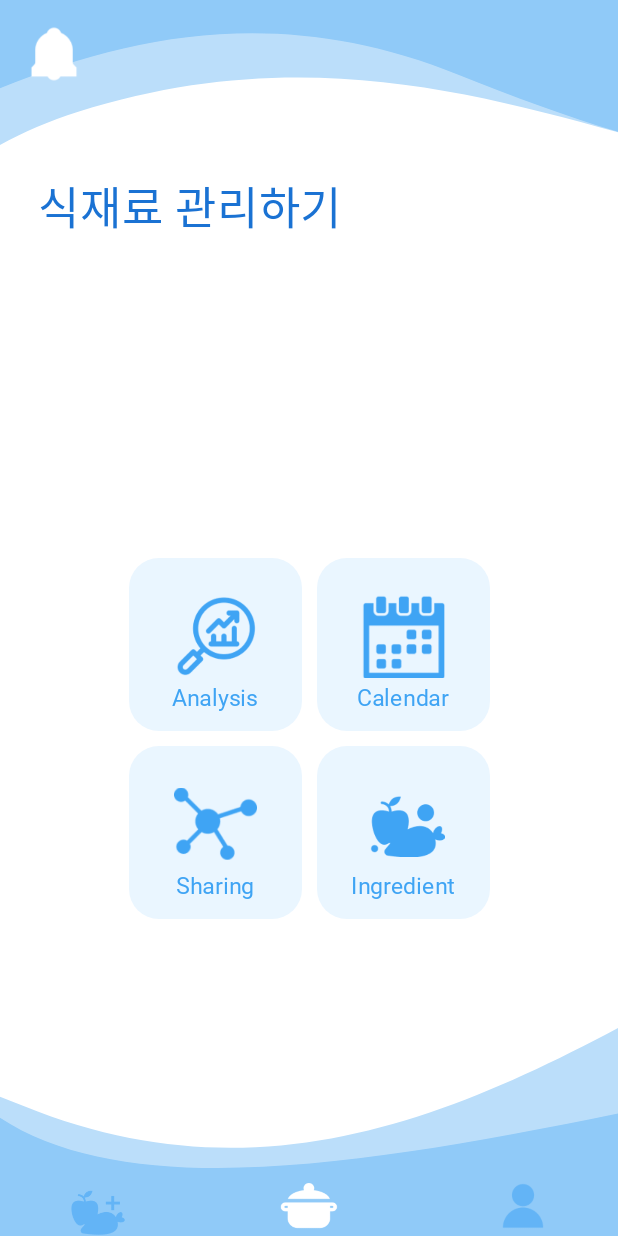
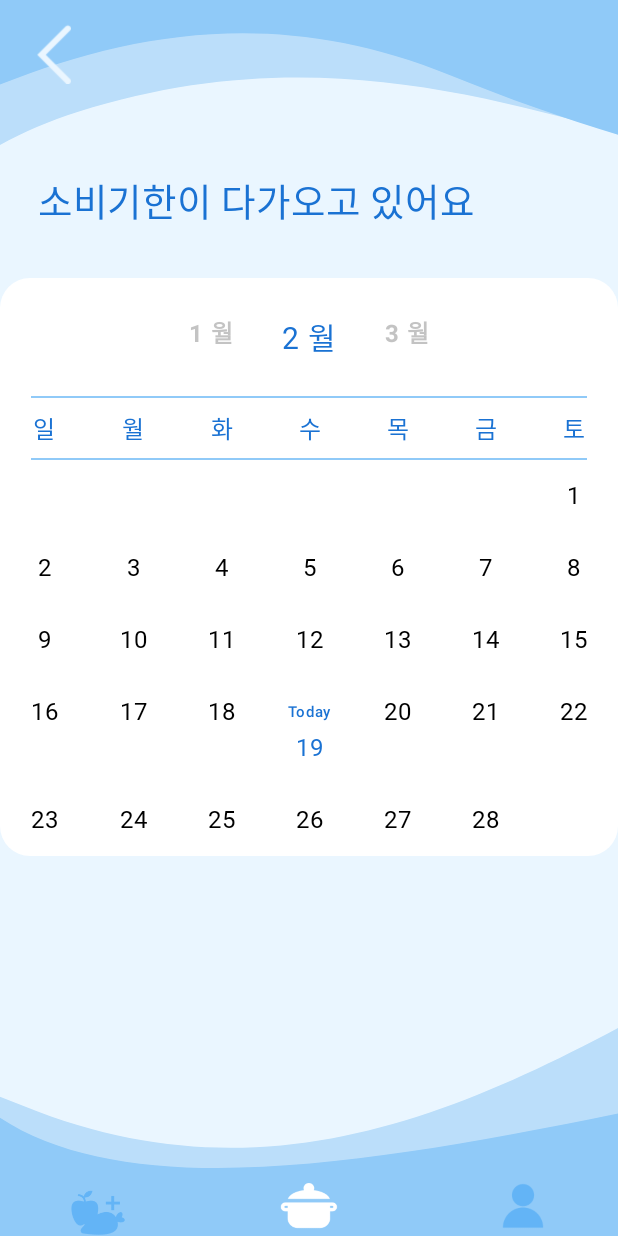
Before and after one commit to dhy257/project, an Android app built with Jetpack Compose: the MainScreen screen opened through its navigation route, after a tap on "Calendar", on a phone screen of 412 x 824 dp. Run offline under Robolectric (Android 15) with nearby library versions, the phone set to English and light mode, and no system bars; Roboto replaces fonts that are not available here.

Commit message:
feat:캘린더 화면 추가
1. 캘린더 화면 추가
2. 경로 추가 및 설정
3. 메인화면에서 캘린더 버튼 누르면 넘어가게 설정

```diff
--- /dev/null
+++ b/frontend/app/src/main/java/com/example/frontend/CalendarScreen.kt
@@ -0,0 +1,304 @@
+package com.example.frontend
+
+import androidx.activity.compose.BackHandler
+import androidx.compose.foundation.Image
+import androidx.compose.foundation.background
+import androidx.compose.foundation.clickable
+import androidx.compose.foundation.layout.*
+import androidx.compose.foundation.lazy.grid.GridCells
+import androidx.compose.foundation.lazy.grid.LazyVerticalGrid
+import androidx.compose.foundation.lazy.grid.items
+import androidx.compose.foundation.shape.RoundedCornerShape
+import androidx.compose.material3.Icon
+import androidx.compose.material3.IconButton
+import androidx.compose.material3.Text
+import androidx.compose.runtime.*
+import androidx.compose.ui.Alignment
+import androidx.compose.ui.Modifier
+import androidx.compose.ui.graphics.Color
+import androidx.compose.ui.layout.ContentScale
+import androidx.compose.ui.res.painterResource
+import androidx.compose.ui.text.font.FontWeight
+import androidx.compose.ui.tooling.preview.Preview
+import androidx.compose.ui.unit.dp
+import androidx.compose.ui.unit.sp
+import androidx.navigation.NavController
+import androidx.navigation.compose.rememberNavController
+import java.time.LocalDate
+import java.time.YearMonth
+import java.util.Calendar
+
+@Composable
+fun CalendarScreen(navController: NavController) {
+    var selectedMonth by remember { mutableStateOf(LocalDate.now().monthValue) }
+    val today = LocalDate.now()
+    val currentYear = today.year
+
+    BackHandler {
+        // 뒤로 가기 방지
+    }
+
+    Image(
+        modifier = Modifier
+            .fillMaxSize()
+            //하단 바 맞추기
+            .padding(
+                bottom = WindowInsets.navigationBars.asPaddingValues().calculateBottomPadding()
+            ),
+        painter = painterResource(R.drawable.calendar_background),
+        contentDescription = null,
+        contentScale = ContentScale.Crop
+    )
+
+    Row(
+        modifier = Modifier
+            .fillMaxWidth()
+            .padding(16.dp),
+        verticalAlignment = Alignment.CenterVertically
+    ) {
+        Image(
+            painter = painterResource(id = R.drawable.back_arrow),
+            contentDescription = "뒤로 가기",
+            modifier = Modifier
+                .size(40.dp)
+                .clickable { navController.popBackStack() }
+        )
+    }
+
+    Box {
+        Text(
+            modifier = Modifier.padding(25.dp, 115.dp),
+            text = "소비기한이 다가오고 있어요",
+            fontSize = 25.sp,
+            fontFamily = pretendard,
+            fontWeight = FontWeight(900),
+            color = Color(0xFF1A72D3)
+        )
+    }
+
+    Column(
+        modifier = Modifier.fillMaxSize(),
+        horizontalAlignment = Alignment.CenterHorizontally
+    ) {
+        Spacer(modifier = Modifier.height(185.dp))
+
+        Box(
+            modifier = Modifier
+                .fillMaxWidth()
+                .wrapContentHeight()
+                .background(color = Color.White, shape = RoundedCornerShape(size = 20.dp))
+        ) {
+            Column(
+                modifier = Modifier.fillMaxWidth(),
+                horizontalAlignment = Alignment.CenterHorizontally
+            ) {
+                // 상단 바 (월 선택)
+                CalendarHeader(selectedMonth) { newMonth ->
+                    selectedMonth = newMonth
+                }
+
+                // 요일 표시
+                DaysOfWeekHeader()
+
+                // 캘린더 날짜 표시
+                CalendarGrid(selectedMonth, currentYear, today)
+            }
+
+        }
+        Spacer(modifier = Modifier.weight(1f))
+
+        BottomNavigationBar(
+            selectedTab = "Main", onTabSelected = {
+                if (it != "Profile") { // 오른쪽 버튼은 비활성화
+                    navigateSafely(navController, it)
+                }
+            }, navController = navController
+        )
+    }
+
+}
+
+/** 캘린더 상단 (월 선택 + 오늘 날짜로 이동 버튼) */
+@Composable
+fun CalendarHeader(selectedMonth: Int, onMonthSelected: (Int) -> Unit) {
+    val today = LocalDate.now().monthValue
+    val previousMonth = if (selectedMonth == 1) 12 else selectedMonth - 1
+    val nextMonth = if (selectedMonth == 12) 1 else selectedMonth + 1
+
+    Column(
+        modifier = Modifier
+            .fillMaxWidth()
+            .padding(vertical = 8.dp),
+        horizontalAlignment = Alignment.CenterHorizontally
+    ) {
+        // "오늘 보기" 버튼 추가
+        if (selectedMonth != today) { // 현재 월이 아니면 버튼 표시
+            Box(
+                modifier = Modifier
+                    .background(Color(0xFF63B4F6), shape = RoundedCornerShape(10.dp))
+                    .clickable { onMonthSelected(today) }
+                    .padding(horizontal = 20.dp, vertical = 8.dp),
+                contentAlignment = Alignment.Center
+            ) {
+                Text(
+                    text = "오늘 보기",
+                    fontSize = 14.sp,
+                    fontFamily = pretendard,
+                    fontWeight = FontWeight.Bold,
+                    color = Color.White
+                )
+            }
+            Spacer(modifier = Modifier.height(8.dp))
+        }
+
+        Row(
+            modifier = Modifier
+                .fillMaxWidth()
+                .padding(16.dp),
+            horizontalArrangement = Arrangement.Center
+        ) {
+            // 이전 월 (불투명 처리)
+            Text(
+                text = "$previousMonth 월",
+                fontSize = 16.sp,
+                fontWeight = FontWeight.Bold,
+                color = Color.Gray.copy(alpha = 0.5f), // 반투명 처리
+                modifier = Modifier
+                    .padding(horizontal = 16.dp)
+                    .clickable { onMonthSelected(previousMonth) }
+            )
+
+            // 현재 월 (가운데 정렬)
+            Text(
+                text = "$selectedMonth 월",
+                fontSize = 20.sp,
+                fontFamily = pretendard,
+                fontWeight = FontWeight(600),
+                color = Color(0xFF1A72D3),
+                modifier = Modifier.padding(horizontal = 16.dp)
+            )
+
+            // 다음 월 (불투명 처리)
+            Text(
+                text = "$nextMonth 월",
+                fontSize = 16.sp,
+                fontWeight = FontWeight.Bold,
+                color = Color.Gray.copy(alpha = 0.5f), // 반투명 처리
+                modifier = Modifier
+                    .padding(horizontal = 16.dp)
+                    .clickable { onMonthSelected(nextMonth) }
+            )
+        }
+
+    }
+}
+
+/** 요일 표시 (일 ~ 토) */
+@Composable
+fun DaysOfWeekHeader() {
+    val daysOfWeek = listOf("일", "월", "화", "수", "목", "금", "토")
+
+    // 위쪽 선 추가
+    Box(
+        modifier = Modifier
+            .fillMaxWidth(0.9f) // 선 길이 조정
+            .height(1.dp)
+            .background(Color(0xFF90CAF8))
+    )
+
+    Row(
+        modifier = Modifier
+            .fillMaxWidth()
+            .padding(vertical = 8.dp),
+        horizontalArrangement = Arrangement.SpaceEvenly
+    ) {
+        daysOfWeek.forEach { day ->
+            Box(
+                modifier = Modifier.weight(1f),
+                contentAlignment = Alignment.Center
+            ) {
+                Text(
+                    text = day,
+                    fontSize = 16.sp,
+                    fontFamily = pretendard,
+                    fontWeight = FontWeight(600),
+                    color = Color(0xFF1A72D3)
+                )
+            }
+        }
+
+    }
+
+    // 아래쪽 선 추가
+    Box(
+        modifier = Modifier
+            .fillMaxWidth(0.9f) // 선 길이 조정
+            .height(1.dp)
+            .background(Color(0xFF90CAF8))
+    )
+}
+
+/** 캘린더 날짜 그리드 */
+@Composable
+fun CalendarGrid(selectedMonth: Int, currentYear: Int, today: LocalDate) {
+    val yearMonth = YearMonth.of(currentYear, selectedMonth)
+    val daysInMonth = yearMonth.lengthOfMonth() // 월의 일 수 자동 계산
+    val firstDayOfMonth = yearMonth.atDay(1).dayOfWeek.value % 7 // 0 = 일요일
+    val totalDays = (1..daysInMonth).map { it.toString() }.toMutableList()
+
+    repeat(firstDayOfMonth) { totalDays.add(0, "") } // 첫 요일 맞추기
+
+    LazyVerticalGrid(
+        columns = GridCells.Fixed(7),
+        modifier = Modifier.fillMaxWidth()
+    ) {
+        items(totalDays) { day ->
+            Box(
+                modifier = Modifier
+                    .wrapContentHeight()
+                    .padding(4.dp),
+                contentAlignment = Alignment.Center
+            ) {
+                if (day.isNotEmpty()) {
+                    val isToday =
+                        today.dayOfMonth.toString() == day && today.monthValue == selectedMonth
+
+                    Column(
+                        modifier = Modifier
+                            .fillMaxWidth()
+                            .padding(vertical = 8.dp),
+                        horizontalAlignment = Alignment.CenterHorizontally
+                    ) {
+
+                        // Today 라벨
+                        if (isToday) {
+                            Text(
+                                text = "Today",
+                                fontSize = 10.sp,
+                                fontWeight = FontWeight(500),
+                                color = Color(0xFF1A72D3)
+                            )
+                        }
+
+                        // 날짜 텍스트
+                        Text(
+                            text = day,
+                            fontSize = 16.sp,
+                            fontFamily = pretendard,
+                            fontWeight = FontWeight(400),
+                            color = if (isToday) Color(0xFF1A72D3) else Color.Black
+                        )
+
+
+                    }
+                }
+            }
+        }
+    }
+}
+
+@Preview(showBackground = true)
+@Composable
+fun PreviewCalendar() {
+    CalendarScreen(navController = rememberNavController())
+}
--- a/frontend/app/src/main/java/com/example/frontend/FreshCheckApp.kt
+++ b/frontend/app/src/main/java/com/example/frontend/FreshCheckApp.kt
@@ -28,5 +28,12 @@ fun FreshCheckApp() {
                 MainScreen(navController)
             }
 
+            //캘린더 화면
+            composable(Routes.CalendarScreen) {
+                CalendarScreen(navController)
+            }
+
+
+
         })
 }
--- a/frontend/app/src/main/java/com/example/frontend/MainScreen.kt
+++ b/frontend/app/src/main/java/com/example/frontend/MainScreen.kt
@@ -167,7 +167,7 @@ fun MainScreen(
                     color = Color(0xFFEAF6FF), shape = RoundedCornerShape(size = 20.dp)
                 )
                 .clickable {
-                    //navController.navigate(Routes.CalendarScreen)
+                    navController.navigate(Routes.CalendarScreen)
                 }) {
                 Icon(
                     modifier = Modifier
--- a/frontend/app/src/main/java/com/example/frontend/Routes.kt
+++ b/frontend/app/src/main/java/com/example/frontend/Routes.kt
@@ -4,4 +4,5 @@ object Routes {
     var LoginScreen = "LoginScreen"
     var RegisterScreen = "RegisterScreen"
     var MainScreen = "MainScreen"
+    var CalendarScreen = "CalendarScren"
 }
```
